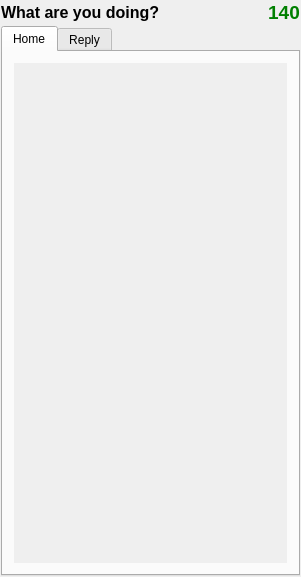
First picture: the form in src/mainwindow_base.ui, repository mtux/choqok-old, before the edit.
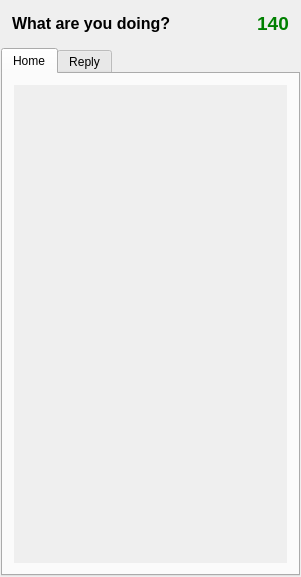
Second picture: the form after the edit. Custom widgets are drawn as their Qt base class.

```diff
--- a/src/mainwindow_base.ui
+++ b/src/mainwindow_base.ui
@@ -28,58 +28,7 @@
    <property name="spacing" >
     <number>2</number>
    </property>
-   <item row="0" column="0" >
-    <layout class="QVBoxLayout" name="inputLayout" >
-     <item>
-      <layout class="QHBoxLayout" name="horizontalLayout" >
-       <item>
-        <widget class="QLabel" name="label" >
-         <property name="sizePolicy" >
-          <sizepolicy vsizetype="Preferred" hsizetype="MinimumExpanding" >
-           <horstretch>0</horstretch>
-           <verstretch>0</verstretch>
-          </sizepolicy>
-         </property>
-         <property name="font" >
-          <font>
-           <weight>75</weight>
-           <bold>true</bold>
-          </font>
-         </property>
-         <property name="text" >
-          <string>&lt;!DOCTYPE HTML PUBLIC "-//W3C//DTD HTML 4.0//EN" "http://www.w3.org/TR/REC-html40/strict.dtd">
-&lt;html>&lt;head>&lt;meta name="qrichtext" content="1" />&lt;style type="text/css">
-p, li { white-space: pre-wrap; }
-&lt;/style>&lt;/head>&lt;body style=" font-family:'DejaVu Sans'; font-size:9pt; font-weight:600; font-style:normal;">
-&lt;p style=" margin-top:0px; margin-bottom:0px; margin-left:0px; margin-right:0px; -qt-block-indent:0; text-indent:0px;">&lt;span style=" font-size:12pt;">What are you doing?&lt;/span>&lt;/p>&lt;/body>&lt;/html></string>
-         </property>
-        </widget>
-       </item>
-       <item>
-        <widget class="QLabel" name="lblCounter" >
-         <property name="font" >
-          <font>
-           <pointsize>14</pointsize>
-           <weight>75</weight>
-           <bold>true</bold>
-          </font>
-         </property>
-         <property name="styleSheet" >
-          <string notr="true" >color: green;</string>
-         </property>
-         <property name="text" >
-          <string>140</string>
-         </property>
-         <property name="alignment" >
-          <set>Qt::AlignCenter</set>
-         </property>
-        </widget>
-       </item>
-      </layout>
-     </item>
-    </layout>
-   </item>
-   <item row="1" column="0" >
+   <item row="2" column="0" >
     <widget class="KTabWidget" name="tabs" >
      <property name="sizePolicy" >
       <sizepolicy vsizetype="Expanding" hsizetype="Expanding" >
@@ -130,7 +79,7 @@
             <x>0</x>
             <y>0</y>
             <width>283</width>
-            <height>504</height>
+            <height>500</height>
            </rect>
           </property>
           <layout class="QVBoxLayout" name="verticalLayout" >
@@ -195,6 +144,61 @@
      </widget>
     </widget>
    </item>
+   <item row="0" column="0" >
+    <widget class="QFrame" name="inputFrame" >
+     <property name="frameShape" >
+      <enum>QFrame::NoFrame</enum>
+     </property>
+     <property name="frameShadow" >
+      <enum>QFrame::Raised</enum>
+     </property>
+     <layout class="QGridLayout" name="gridLayout_3" >
+      <item row="0" column="0" >
+       <widget class="QLabel" name="label" >
+        <property name="sizePolicy" >
+         <sizepolicy vsizetype="Preferred" hsizetype="MinimumExpanding" >
+          <horstretch>0</horstretch>
+          <verstretch>0</verstretch>
+         </sizepolicy>
+        </property>
+        <property name="font" >
+         <font>
+          <weight>75</weight>
+          <bold>true</bold>
+         </font>
+        </property>
+        <property name="text" >
+         <string>&lt;!DOCTYPE HTML PUBLIC "-//W3C//DTD HTML 4.0//EN" "http://www.w3.org/TR/REC-html40/strict.dtd">
+&lt;html>&lt;head>&lt;meta name="qrichtext" content="1" />&lt;style type="text/css">
+p, li { white-space: pre-wrap; }
+&lt;/style>&lt;/head>&lt;body style=" font-family:'DejaVu Sans'; font-size:9pt; font-weight:600; font-style:normal;">
+&lt;p style=" margin-top:0px; margin-bottom:0px; margin-left:0px; margin-right:0px; -qt-block-indent:0; text-indent:0px;">&lt;span style=" font-size:12pt;">What are you doing?&lt;/span>&lt;/p>&lt;/body>&lt;/html></string>
+        </property>
+       </widget>
+      </item>
+      <item row="0" column="1" >
+       <widget class="QLabel" name="lblCounter" >
+        <property name="font" >
+         <font>
+          <pointsize>14</pointsize>
+          <weight>75</weight>
+          <bold>true</bold>
+         </font>
+        </property>
+        <property name="styleSheet" >
+         <string notr="true" >color: green;</string>
+        </property>
+        <property name="text" >
+         <string>140</string>
+        </property>
+        <property name="alignment" >
+         <set>Qt::AlignCenter</set>
+        </property>
+       </widget>
+      </item>
+     </layout>
+    </widget>
+   </item>
   </layout>
  </widget>
  <layoutdefault spacing="6" margin="11" />
```
Left out of the diff: 2 changed lines with no effect on the pictures.
